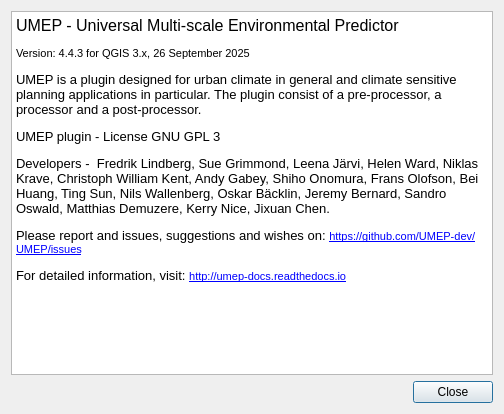
This is UMEP_about.ui in UMEP-dev/UMEP as Qt 5 draws it before an edit. The edited form follows.
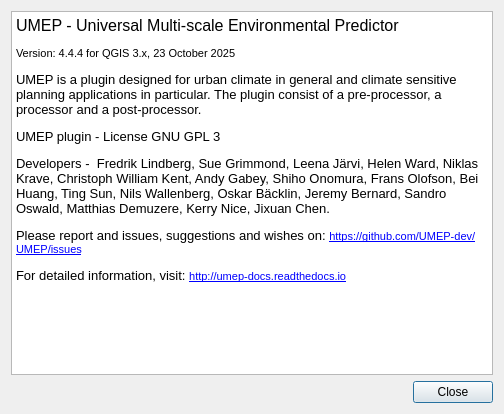
This is the edited form.

Patch:
```diff
--- a/UMEP_about.ui
+++ b/UMEP_about.ui
@@ -31,7 +31,7 @@
 p, li { white-space: pre-wrap; }
 &lt;/style&gt;&lt;/head&gt;&lt;body style=&quot; font-family:'MS Shell Dlg 2'; font-size:7.8pt; font-weight:400; font-style:normal;&quot;&gt;
 &lt;p style=&quot; margin-top:0px; margin-bottom:0px; margin-left:0px; margin-right:0px; -qt-block-indent:0; text-indent:0px;&quot;&gt;&lt;span style=&quot; font-size:12pt;&quot;&gt;UMEP - Universal Multi-scale Environmental Predictor &lt;/span&gt;&lt;/p&gt;
-&lt;p style=&quot; margin-top:12px; margin-bottom:12px; margin-left:0px; margin-right:0px; -qt-block-indent:0; text-indent:0px;&quot;&gt;&lt;span style=&quot; font-size:8pt;&quot;&gt;Version: 4.4.3 for QGIS 3.x, 26 September 2025&lt;/span&gt;&lt;/p&gt;
+&lt;p style=&quot; margin-top:12px; margin-bottom:12px; margin-left:0px; margin-right:0px; -qt-block-indent:0; text-indent:0px;&quot;&gt;&lt;span style=&quot; font-size:8pt;&quot;&gt;Version: 4.4.4 for QGIS 3.x, 23 October 2025&lt;/span&gt;&lt;/p&gt;
 &lt;p style=&quot; margin-top:12px; margin-bottom:12px; margin-left:0px; margin-right:0px; -qt-block-indent:0; text-indent:0px;&quot;&gt;&lt;span style=&quot; font-size:10pt;&quot;&gt;UMEP is a plugin designed for urban climate in general and climate sensitive planning applications in particular. The plugin consist of a pre-processor, a processor and a post-processor.&lt;/span&gt;&lt;/p&gt;
 &lt;p style=&quot; margin-top:12px; margin-bottom:12px; margin-left:0px; margin-right:0px; -qt-block-indent:0; text-indent:0px;&quot;&gt;&lt;span style=&quot; font-size:10pt;&quot;&gt;UMEP plugin - License GNU GPL 3&lt;/span&gt;&lt;/p&gt;
 &lt;p style=&quot; margin-top:12px; margin-bottom:12px; margin-left:0px; margin-right:0px; -qt-block-indent:0; text-indent:0px;&quot;&gt;&lt;span style=&quot; font-size:10pt;&quot;&gt;Developers -  Fredrik Lindberg, Sue Grimmond, Leena Järvi, Helen Ward, Niklas Krave, Christoph William Kent, Andy Gabey, Shiho Onomura, Frans Olofson, Bei Huang, Ting Sun, Nils Wallenberg, Oskar Bäcklin, Jeremy Bernard, Sandro Oswald, Matthias Demuzere, Kerry Nice, Jixuan Chen.&lt;/span&gt;&lt;/p&gt;
```
